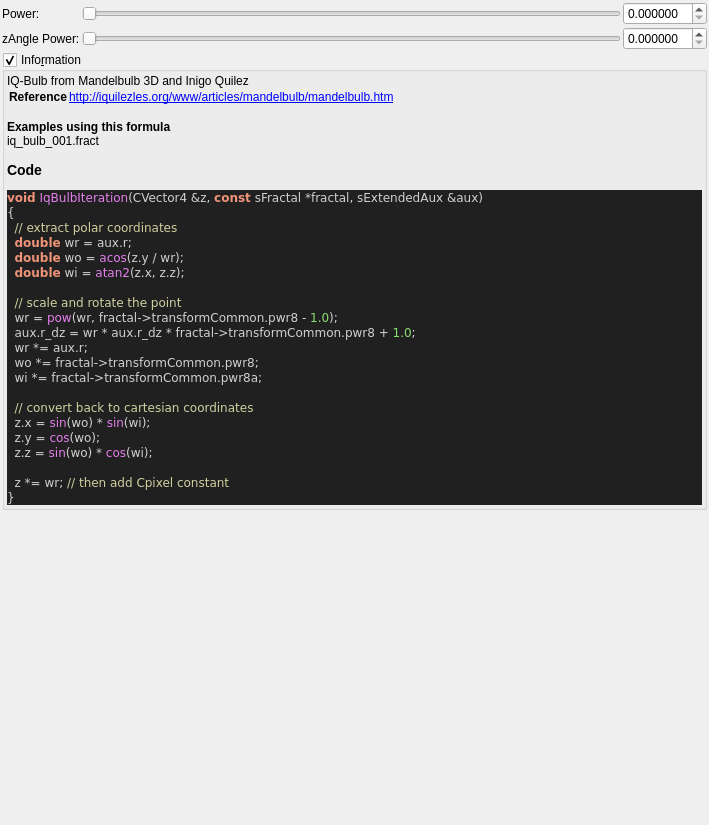
buddhi1980/mandelbulber2, file mandelbulber2/formula/ui/fractal_iq_bulb.ui: the form before one commit.
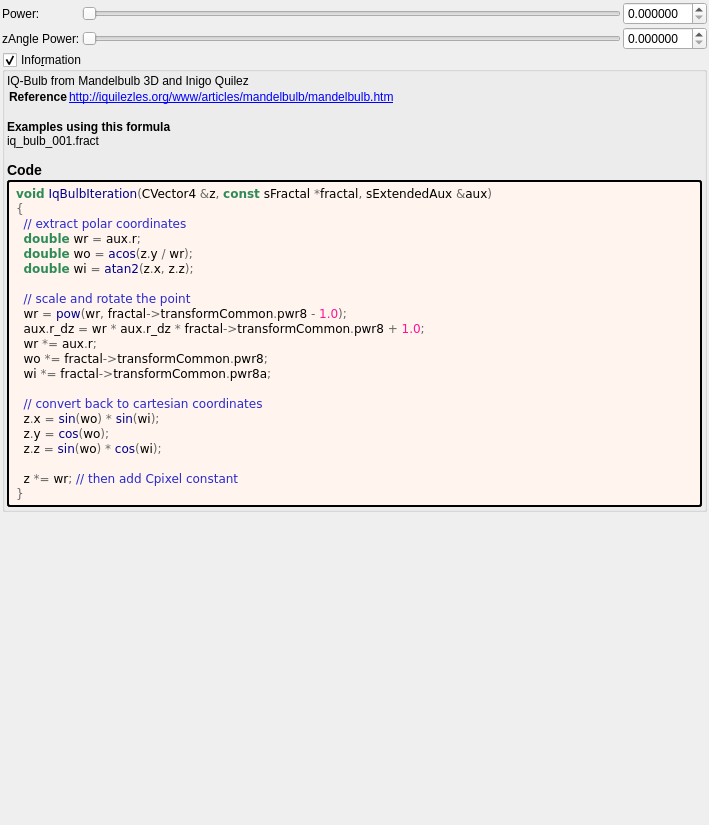
The form after the commit. Custom widgets are drawn as their Qt base class.

Patch:
```diff
--- a/mandelbulber2/formula/ui/fractal_iq_bulb.ui
+++ b/mandelbulber2/formula/ui/fractal_iq_bulb.ui
@@ -172,35 +172,50 @@
        <number>2</number>
       </property>
       <item>
-       <widget class="QLabel" name="label_code_content">
+	   <widget class="QLabel" name="label_information_general">
         <property name="text">
          <string notr="true">&lt;p&gt;IQ-Bulb from Mandelbulb 3D and Inigo Quilez&lt;/p&gt;&lt;table&gt;
 &lt;tr&gt;&lt;th&gt;Reference&lt;/th&gt;&lt;td&gt;&lt;a href=&quot;http://iquilezles.org/www/articles/mandelbulb/mandelbulb.htm&quot;&gt;http://iquilezles.org/www/articles/mandelbulb/mandelbulb.htm&lt;br&gt;
 &lt;/td&gt;&lt;/tr&gt;
 &lt;/table&gt;
-&lt;br&gt;&lt;b&gt;Examples using this formula&lt;/b&gt;&lt;br&gt;iq_bulb_001.fract&lt;h3&gt;Code&lt;/h3&gt;
-&lt;body style=&quot;background-color:#202020&quot;&gt;
-&lt;pre style=&quot;color:#d0d0d0; background-color:#202020;  font-family:'Courier New',monospace;&quot;&gt;&lt;span style=&quot;color:#f09479; font-weight:bold&quot;&gt;void&lt;/span&gt; &lt;span style=&quot;color:#e47eed&quot;&gt;IqBulbIteration&lt;/span&gt;&lt;span style=&quot;color:#d0d0d0&quot;&gt;(&lt;/span&gt;CVector4 &lt;span style=&quot;color:#d0d0d0&quot;&gt;&amp;amp;&lt;/span&gt;z&lt;span style=&quot;color:#d0d0d0&quot;&gt;,&lt;/span&gt; &lt;span style=&quot;color:#f09479; font-weight:bold&quot;&gt;const&lt;/span&gt; sFractal &lt;span style=&quot;color:#d0d0d0&quot;&gt;*&lt;/span&gt;fractal&lt;span style=&quot;color:#d0d0d0&quot;&gt;,&lt;/span&gt; sExtendedAux &lt;span style=&quot;color:#d0d0d0&quot;&gt;&amp;amp;&lt;/span&gt;aux&lt;span style=&quot;color:#d0d0d0&quot;&gt;)&lt;/span&gt;
-&lt;span style=&quot;color:#d0d0d0&quot;&gt;{&lt;/span&gt;
-  &lt;span style=&quot;color:#d0d0a0&quot;&gt;// extract polar coordinates&lt;/span&gt;
-  &lt;span style=&quot;color:#f09479; font-weight:bold&quot;&gt;double&lt;/span&gt; wr &lt;span style=&quot;color:#d0d0d0&quot;&gt;=&lt;/span&gt; aux&lt;span style=&quot;color:#d0d0d0&quot;&gt;.&lt;/span&gt;r&lt;span style=&quot;color:#d0d0d0&quot;&gt;;&lt;/span&gt;
-  &lt;span style=&quot;color:#f09479; font-weight:bold&quot;&gt;double&lt;/span&gt; wo &lt;span style=&quot;color:#d0d0d0&quot;&gt;=&lt;/span&gt; &lt;span style=&quot;color:#e47eed&quot;&gt;acos&lt;/span&gt;&lt;span style=&quot;color:#d0d0d0&quot;&gt;(&lt;/span&gt;z&lt;span style=&quot;color:#d0d0d0&quot;&gt;.&lt;/span&gt;y &lt;span style=&quot;color:#d0d0d0&quot;&gt;/&lt;/span&gt; wr&lt;span style=&quot;color:#d0d0d0&quot;&gt;);&lt;/span&gt;
-  &lt;span style=&quot;color:#f09479; font-weight:bold&quot;&gt;double&lt;/span&gt; wi &lt;span style=&quot;color:#d0d0d0&quot;&gt;=&lt;/span&gt; &lt;span style=&quot;color:#e47eed&quot;&gt;atan2&lt;/span&gt;&lt;span style=&quot;color:#d0d0d0&quot;&gt;(&lt;/span&gt;z&lt;span style=&quot;color:#d0d0d0&quot;&gt;.&lt;/span&gt;x&lt;span style=&quot;color:#d0d0d0&quot;&gt;,&lt;/span&gt; z&lt;span style=&quot;color:#d0d0d0&quot;&gt;.&lt;/span&gt;z&lt;span style=&quot;color:#d0d0d0&quot;&gt;);&lt;/span&gt;
+&lt;br&gt;&lt;b&gt;Examples using this formula&lt;/b&gt;&lt;br&gt;iq_bulb_001.fract&lt;h3&gt;Code&lt;/h3&gt;</string>
+		</property>
+		<property name="wordWrap">
+		 <bool>true</bool>
+		</property>
+		<property name="openExternalLinks">
+		 <bool>true</bool>
+		</property>
+		<property name="textInteractionFlags">
+		 <set>Qt::LinksAccessibleByMouse|Qt::TextSelectableByMouse</set>
+		</property>
+		</widget>
+	   </item>
+	   <item>
+	    <widget class="QLabel" name="label_code_content">
+		 <property name="text">
+		  <string notr="true">&lt;body style=&quot;background-color:#fff5ee&quot;&gt;
+&lt;pre style=&quot;color:#000000; background-color:#fff5ee;  font-family:'Courier New',monospace;&quot;&gt;&lt;span style=&quot;color:#2e8b57; font-weight:bold&quot;&gt;void&lt;/span&gt; &lt;span style=&quot;color:#00008f&quot;&gt;IqBulbIteration&lt;/span&gt;&lt;span style=&quot;color:#676767&quot;&gt;(&lt;/span&gt;CVector4 &lt;span style=&quot;color:#676767&quot;&gt;&amp;amp;&lt;/span&gt;z&lt;span style=&quot;color:#676767&quot;&gt;,&lt;/span&gt; &lt;span style=&quot;color:#2e8b57; font-weight:bold&quot;&gt;const&lt;/span&gt; sFractal &lt;span style=&quot;color:#676767&quot;&gt;*&lt;/span&gt;fractal&lt;span style=&quot;color:#676767&quot;&gt;,&lt;/span&gt; sExtendedAux &lt;span style=&quot;color:#676767&quot;&gt;&amp;amp;&lt;/span&gt;aux&lt;span style=&quot;color:#676767&quot;&gt;)&lt;/span&gt;
+&lt;span style=&quot;color:#676767&quot;&gt;{&lt;/span&gt;
+  &lt;span style=&quot;color:#2929cc&quot;&gt;// extract polar coordinates&lt;/span&gt;
+  &lt;span style=&quot;color:#2e8b57; font-weight:bold&quot;&gt;double&lt;/span&gt; wr &lt;span style=&quot;color:#676767&quot;&gt;=&lt;/span&gt; aux&lt;span style=&quot;color:#676767&quot;&gt;.&lt;/span&gt;r&lt;span style=&quot;color:#676767&quot;&gt;;&lt;/span&gt;
+  &lt;span style=&quot;color:#2e8b57; font-weight:bold&quot;&gt;double&lt;/span&gt; wo &lt;span style=&quot;color:#676767&quot;&gt;=&lt;/span&gt; &lt;span style=&quot;color:#00008f&quot;&gt;acos&lt;/span&gt;&lt;span style=&quot;color:#676767&quot;&gt;(&lt;/span&gt;z&lt;span style=&quot;color:#676767&quot;&gt;.&lt;/span&gt;y &lt;span style=&quot;color:#676767&quot;&gt;/&lt;/span&gt; wr&lt;span style=&quot;color:#676767&quot;&gt;);&lt;/span&gt;
+  &lt;span style=&quot;color:#2e8b57; font-weight:bold&quot;&gt;double&lt;/span&gt; wi &lt;span style=&quot;color:#676767&quot;&gt;=&lt;/span&gt; &lt;span style=&quot;color:#00008f&quot;&gt;atan2&lt;/span&gt;&lt;span style=&quot;color:#676767&quot;&gt;(&lt;/span&gt;z&lt;span style=&quot;color:#676767&quot;&gt;.&lt;/span&gt;x&lt;span style=&quot;color:#676767&quot;&gt;,&lt;/span&gt; z&lt;span style=&quot;color:#676767&quot;&gt;.&lt;/span&gt;z&lt;span style=&quot;color:#676767&quot;&gt;);&lt;/span&gt;
 
-  &lt;span style=&quot;color:#d0d0a0&quot;&gt;// scale and rotate the point&lt;/span&gt;
-  wr &lt;span style=&quot;color:#d0d0d0&quot;&gt;=&lt;/span&gt; &lt;span style=&quot;color:#e47eed&quot;&gt;pow&lt;/span&gt;&lt;span style=&quot;color:#d0d0d0&quot;&gt;(&lt;/span&gt;wr&lt;span style=&quot;color:#d0d0d0&quot;&gt;,&lt;/span&gt; fractal&lt;span style=&quot;color:#d0d0d0&quot;&gt;-&amp;gt;&lt;/span&gt;transformCommon&lt;span style=&quot;color:#d0d0d0&quot;&gt;.&lt;/span&gt;pwr8 &lt;span style=&quot;color:#d0d0d0&quot;&gt;-&lt;/span&gt; &lt;span style=&quot;color:#87df71&quot;&gt;1.0&lt;/span&gt;&lt;span style=&quot;color:#d0d0d0&quot;&gt;);&lt;/span&gt;
-  aux&lt;span style=&quot;color:#d0d0d0&quot;&gt;.&lt;/span&gt;r_dz &lt;span style=&quot;color:#d0d0d0&quot;&gt;=&lt;/span&gt; wr &lt;span style=&quot;color:#d0d0d0&quot;&gt;*&lt;/span&gt; aux&lt;span style=&quot;color:#d0d0d0&quot;&gt;.&lt;/span&gt;r_dz &lt;span style=&quot;color:#d0d0d0&quot;&gt;*&lt;/span&gt; fractal&lt;span style=&quot;color:#d0d0d0&quot;&gt;-&amp;gt;&lt;/span&gt;transformCommon&lt;span style=&quot;color:#d0d0d0&quot;&gt;.&lt;/span&gt;pwr8 &lt;span style=&quot;color:#d0d0d0&quot;&gt;+&lt;/span&gt; &lt;span style=&quot;color:#87df71&quot;&gt;1.0&lt;/span&gt;&lt;span style=&quot;color:#d0d0d0&quot;&gt;;&lt;/span&gt;
-  wr &lt;span style=&quot;color:#d0d0d0&quot;&gt;*=&lt;/span&gt; aux&lt;span style=&quot;color:#d0d0d0&quot;&gt;.&lt;/span&gt;r&lt;span style=&quot;color:#d0d0d0&quot;&gt;;&lt;/span&gt;
-  wo &lt;span style=&quot;color:#d0d0d0&quot;&gt;*=&lt;/span&gt; fractal&lt;span style=&quot;color:#d0d0d0&quot;&gt;-&amp;gt;&lt;/span&gt;transformCommon&lt;span style=&quot;color:#d0d0d0&quot;&gt;.&lt;/span&gt;pwr8&lt;span style=&quot;color:#d0d0d0&quot;&gt;;&lt;/span&gt;
-  wi &lt;span style=&quot;color:#d0d0d0&quot;&gt;*=&lt;/span&gt; fractal&lt;span style=&quot;color:#d0d0d0&quot;&gt;-&amp;gt;&lt;/span&gt;transformCommon&lt;span style=&quot;color:#d0d0d0&quot;&gt;.&lt;/span&gt;pwr8a&lt;span style=&quot;color:#d0d0d0&quot;&gt;;&lt;/span&gt;
+  &lt;span style=&quot;color:#2929cc&quot;&gt;// scale and rotate the point&lt;/span&gt;
+  wr &lt;span style=&quot;color:#676767&quot;&gt;=&lt;/span&gt; &lt;span style=&quot;color:#00008f&quot;&gt;pow&lt;/span&gt;&lt;span style=&quot;color:#676767&quot;&gt;(&lt;/span&gt;wr&lt;span style=&quot;color:#676767&quot;&gt;,&lt;/span&gt; fractal&lt;span style=&quot;color:#676767&quot;&gt;-&amp;gt;&lt;/span&gt;transformCommon&lt;span style=&quot;color:#676767&quot;&gt;.&lt;/span&gt;pwr8 &lt;span style=&quot;color:#676767&quot;&gt;-&lt;/span&gt; &lt;span style=&quot;color:#ff1493&quot;&gt;1.0&lt;/span&gt;&lt;span style=&quot;color:#676767&quot;&gt;);&lt;/span&gt;
+  aux&lt;span style=&quot;color:#676767&quot;&gt;.&lt;/span&gt;r_dz &lt;span style=&quot;color:#676767&quot;&gt;=&lt;/span&gt; wr &lt;span style=&quot;color:#676767&quot;&gt;*&lt;/span&gt; aux&lt;span style=&quot;color:#676767&quot;&gt;.&lt;/span&gt;r_dz &lt;span style=&quot;color:#676767&quot;&gt;*&lt;/span&gt; fractal&lt;span style=&quot;color:#676767&quot;&gt;-&amp;gt;&lt;/span&gt;transformCommon&lt;span style=&quot;color:#676767&quot;&gt;.&lt;/span&gt;pwr8 &lt;span style=&quot;color:#676767&quot;&gt;+&lt;/span&gt; &lt;span style=&quot;color:#ff1493&quot;&gt;1.0&lt;/span&gt;&lt;span style=&quot;color:#676767&quot;&gt;;&lt;/span&gt;
+  wr &lt;span style=&quot;color:#676767&quot;&gt;*=&lt;/span&gt; aux&lt;span style=&quot;color:#676767&quot;&gt;.&lt;/span&gt;r&lt;span style=&quot;color:#676767&quot;&gt;;&lt;/span&gt;
+  wo &lt;span style=&quot;color:#676767&quot;&gt;*=&lt;/span&gt; fractal&lt;span style=&quot;color:#676767&quot;&gt;-&amp;gt;&lt;/span&gt;transformCommon&lt;span style=&quot;color:#676767&quot;&gt;.&lt;/span&gt;pwr8&lt;span style=&quot;color:#676767&quot;&gt;;&lt;/span&gt;
+  wi &lt;span style=&quot;color:#676767&quot;&gt;*=&lt;/span&gt; fractal&lt;span style=&quot;color:#676767&quot;&gt;-&amp;gt;&lt;/span&gt;transformCommon&lt;span style=&quot;color:#676767&quot;&gt;.&lt;/span&gt;pwr8a&lt;span style=&quot;color:#676767&quot;&gt;;&lt;/span&gt;
 
-  &lt;span style=&quot;color:#d0d0a0&quot;&gt;// convert back to cartesian coordinates&lt;/span&gt;
-  z&lt;span style=&quot;color:#d0d0d0&quot;&gt;.&lt;/span&gt;x &lt;span style=&quot;color:#d0d0d0&quot;&gt;=&lt;/span&gt; &lt;span style=&quot;color:#e47eed&quot;&gt;sin&lt;/span&gt;&lt;span style=&quot;color:#d0d0d0&quot;&gt;(&lt;/span&gt;wo&lt;span style=&quot;color:#d0d0d0&quot;&gt;) *&lt;/span&gt; &lt;span style=&quot;color:#e47eed&quot;&gt;sin&lt;/span&gt;&lt;span style=&quot;color:#d0d0d0&quot;&gt;(&lt;/span&gt;wi&lt;span style=&quot;color:#d0d0d0&quot;&gt;);&lt;/span&gt;
-  z&lt;span style=&quot;color:#d0d0d0&quot;&gt;.&lt;/span&gt;y &lt;span style=&quot;color:#d0d0d0&quot;&gt;=&lt;/span&gt; &lt;span style=&quot;color:#e47eed&quot;&gt;cos&lt;/span&gt;&lt;span style=&quot;color:#d0d0d0&quot;&gt;(&lt;/span&gt;wo&lt;span style=&quot;color:#d0d0d0&quot;&gt;);&lt;/span&gt;
-  z&lt;span style=&quot;color:#d0d0d0&quot;&gt;.&lt;/span&gt;z &lt;span style=&quot;color:#d0d0d0&quot;&gt;=&lt;/span&gt; &lt;span style=&quot;color:#e47eed&quot;&gt;sin&lt;/span&gt;&lt;span style=&quot;color:#d0d0d0&quot;&gt;(&lt;/span&gt;wo&lt;span style=&quot;color:#d0d0d0&quot;&gt;) *&lt;/span&gt; &lt;span style=&quot;color:#e47eed&quot;&gt;cos&lt;/span&gt;&lt;span style=&quot;color:#d0d0d0&quot;&gt;(&lt;/span&gt;wi&lt;span style=&quot;color:#d0d0d0&quot;&gt;);&lt;/span&gt;
+  &lt;span style=&quot;color:#2929cc&quot;&gt;// convert back to cartesian coordinates&lt;/span&gt;
+  z&lt;span style=&quot;color:#676767&quot;&gt;.&lt;/span&gt;x &lt;span style=&quot;color:#676767&quot;&gt;=&lt;/span&gt; &lt;span style=&quot;color:#00008f&quot;&gt;sin&lt;/span&gt;&lt;span style=&quot;color:#676767&quot;&gt;(&lt;/span&gt;wo&lt;span style=&quot;color:#676767&quot;&gt;) *&lt;/span&gt; &lt;span style=&quot;color:#00008f&quot;&gt;sin&lt;/span&gt;&lt;span style=&quot;color:#676767&quot;&gt;(&lt;/span&gt;wi&lt;span style=&quot;color:#676767&quot;&gt;);&lt;/span&gt;
+  z&lt;span style=&quot;color:#676767&quot;&gt;.&lt;/span&gt;y &lt;span style=&quot;color:#676767&quot;&gt;=&lt;/span&gt; &lt;span style=&quot;color:#00008f&quot;&gt;cos&lt;/span&gt;&lt;span style=&quot;color:#676767&quot;&gt;(&lt;/span&gt;wo&lt;span style=&quot;color:#676767&quot;&gt;);&lt;/span&gt;
+  z&lt;span style=&quot;color:#676767&quot;&gt;.&lt;/span&gt;z &lt;span style=&quot;color:#676767&quot;&gt;=&lt;/span&gt; &lt;span style=&quot;color:#00008f&quot;&gt;sin&lt;/span&gt;&lt;span style=&quot;color:#676767&quot;&gt;(&lt;/span&gt;wo&lt;span style=&quot;color:#676767&quot;&gt;) *&lt;/span&gt; &lt;span style=&quot;color:#00008f&quot;&gt;cos&lt;/span&gt;&lt;span style=&quot;color:#676767&quot;&gt;(&lt;/span&gt;wi&lt;span style=&quot;color:#676767&quot;&gt;);&lt;/span&gt;
 
-  z &lt;span style=&quot;color:#d0d0d0&quot;&gt;*=&lt;/span&gt; wr&lt;span style=&quot;color:#d0d0d0&quot;&gt;;&lt;/span&gt; &lt;span style=&quot;color:#d0d0a0&quot;&gt;// then add Cpixel constant&lt;/span&gt;
-&lt;span style=&quot;color:#d0d0d0&quot;&gt;}&lt;/span&gt;
+  z &lt;span style=&quot;color:#676767&quot;&gt;*=&lt;/span&gt; wr&lt;span style=&quot;color:#676767&quot;&gt;;&lt;/span&gt; &lt;span style=&quot;color:#2929cc&quot;&gt;// then add Cpixel constant&lt;/span&gt;
+&lt;span style=&quot;color:#676767&quot;&gt;}&lt;/span&gt;
 &lt;/pre&gt;
 &lt;/body&gt;</string>
         </property>
@@ -213,6 +228,9 @@
         <property name="textInteractionFlags">
          <set>Qt::LinksAccessibleByMouse|Qt::TextSelectableByMouse</set>
         </property>
+		 <property name="styleSheet">
+		  <string notr="true">border-style: outset; border-width: 2px; border-radius: 3px; border-color: black; background-color: #fff5ee; padding: 4px;</string>
+		  </property>
        </widget>
       </item>
      </layout>
```
Lines whose indentation alone changed are shown as unchanged.
